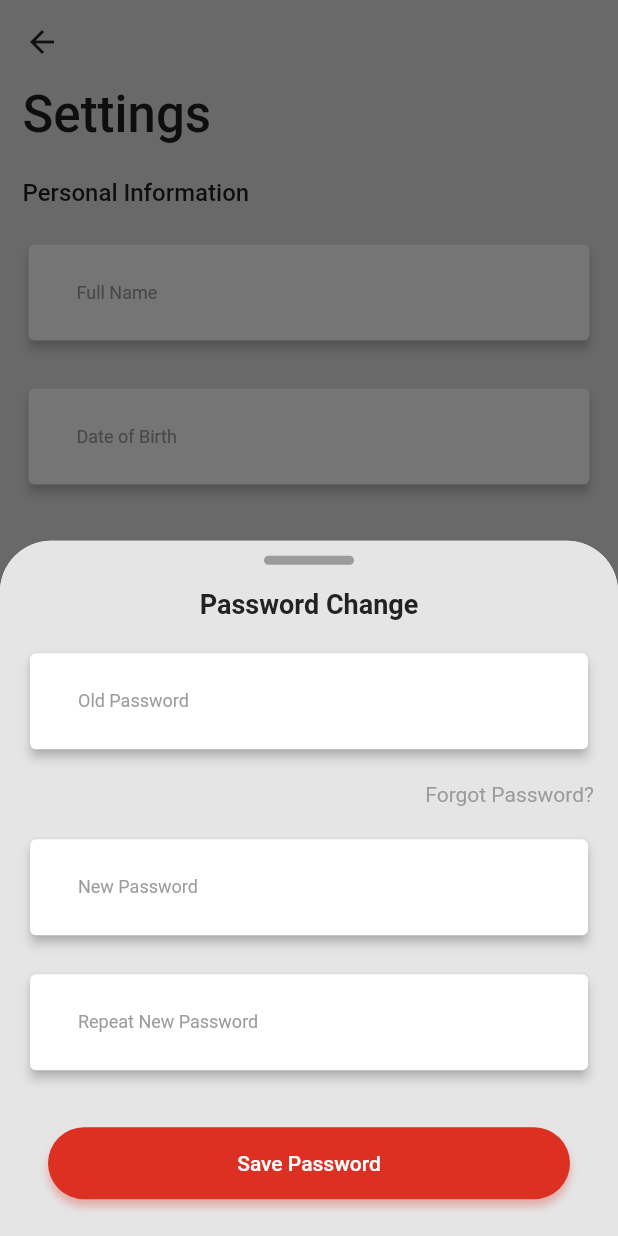
After one commit to 4seer/openflutterecommerceapp, a Flutter app: the SettingsScreen screen opened by its route, after a tap on "Change", on a phone screen of 412 x 824 dp. The commit adds this screen. Run offline on Flutter 3.47's test engine with Material 2 defaults, Android fonts, the phone set to English and light mode, and no system bars; our stand-ins replace bloc, equatable, flutter_bloc, flutter_svg.

Commit message:
settings screen ui

```diff
--- a/lib/config/routes.dart
+++ b/lib/config/routes.dart
@@ -11,4 +11,5 @@ class OpenFlutterEcommerceRoutes {
   static const signup = "signup";
   static const signin = "signin";
   static const forgotPassword = "forgot_pass";
+  static const settings = "settings";
 }
--- a/lib/config/theme.dart
+++ b/lib/config/theme.dart
@@ -14,6 +14,7 @@ class AppSizes {
   static const double linePadding = 4;
   static const double widgetBorderRadius = 34;
   static const TEXT_FIELD_RADIUS = 4.0;
+  static EdgeInsets bottomSheetPadding = EdgeInsets.symmetric(horizontal: 16, vertical: 10);
 }
 
 class AppColors {
@@ -25,6 +26,7 @@ class AppColors {
   static const orange = Color(0xFFFFBA49);
   static const background = Color(0xFFE5E5E5);
   static const transparent = Color(0x00000000);
+  static const success = Color(0xFF2AA952);
 }
 
 class OpenFlutterEcommerceTheme {
--- a/lib/main.dart
+++ b/lib/main.dart
@@ -6,6 +6,7 @@ import 'package:openflutterecommerce/config/theme.dart';
 import 'package:openflutterecommerce/screens/cart/cart_screen.dart';
 import 'package:openflutterecommerce/screens/categories/categories_screen.dart';
 import 'package:openflutterecommerce/screens/home/home_screen.dart';
+import 'package:openflutterecommerce/screens/settings/settings_screen.dart';
 import 'package:openflutterecommerce/screens/signin/forget_password.dart';
 import 'package:openflutterecommerce/screens/signin/signup.dart';
 import 'package:openflutterecommerce/screens/splash_screen.dart';
@@ -74,6 +75,7 @@ class OpenFlutterEcommerceApp extends StatelessWidget {
         OpenFlutterEcommerceRoutes.forgotPassword: (context) =>
             _forgetPassword,
         OpenFlutterEcommerceRoutes.shop: (context) => CategoriesScreen(),
+        OpenFlutterEcommerceRoutes.settings: (context) => SettingsScreen(),
         OpenFlutterEcommerceRoutes.profile: (context) =>
             BlocBuilder<AuthenticationBloc, AuthenticationState>(
                 builder: (context, state) {
--- /dev/null
+++ b/lib/screens/settings/settings_screen.dart
@@ -0,0 +1,254 @@
+import 'package:flutter/cupertino.dart';
+import 'package:flutter/material.dart';
+import 'package:openflutterecommerce/config/theme.dart';
+import 'package:openflutterecommerce/widgets/custom_textfeild.dart';
+import 'package:openflutterecommerce/widgets/widgets.dart';
+
+class SettingsScreen extends StatefulWidget {
+  @override
+  _SettingsScreenState createState() => _SettingsScreenState();
+}
+
+class _SettingsScreenState extends State<SettingsScreen> {
+  bool _notifySales = true;
+  bool _notifyArrivals = false;
+  bool _notifyDelivery = false;
+  final GlobalKey<ScaffoldState> scaffoldKey = GlobalKey<ScaffoldState>();
+
+  @override
+  Widget build(BuildContext context) {
+    double height = MediaQuery.of(context).size.height;
+    double width = MediaQuery.of(context).size.width;
+    return Scaffold(
+      appBar: AppBar(
+        backgroundColor: AppColors.transparent,
+        brightness: Brightness.light,
+        elevation: 0,
+        iconTheme: IconThemeData(color: AppColors.black),
+      ),
+      backgroundColor: AppColors.background,
+      body: Container(
+        height: height * 0.9,
+        padding: EdgeInsets.symmetric(horizontal: AppSizes.sidePadding),
+        child: SingleChildScrollView(
+          child: Column(
+            mainAxisAlignment: MainAxisAlignment.start,
+            crossAxisAlignment: CrossAxisAlignment.start,
+            children: <Widget>[
+              Text(
+                'Settings',
+                style: TextStyle(fontSize: 34, fontWeight: FontWeight.w500),
+              ),
+              SizedBox(
+                height: 23,
+              ),
+              Text(
+                'Personal Information',
+                style: TextStyle(fontSize: 16, fontWeight: FontWeight.w500),
+              ),
+              SizedBox(
+                height: 21,
+              ),
+              CustomTextField(
+                labelText: 'Full Name',
+              ),
+              SizedBox(
+                height: 24,
+              ),
+              CustomTextField(
+                labelText: 'Date of Birth',
+              ),
+              SizedBox(
+                height: 55,
+              ),
+              Row(
+                mainAxisAlignment: MainAxisAlignment.spaceBetween,
+                children: <Widget>[
+                  Text(
+                    'Password',
+                    style: TextStyle(fontSize: 16, fontWeight: FontWeight.w500),
+                  ),
+                  GestureDetector(
+                    onTap: () {
+                      _showChangePasswordBottomSheet(context);
+                    },
+                    child: Text(
+                      'Change',
+                      style: TextStyle(
+                          fontSize: 14,
+                          color: AppColors.lightGray,
+                          fontWeight: FontWeight.w500),
+                    ),
+                  ),
+                ],
+              ),
+              SizedBox(
+                height: 21,
+              ),
+              CustomTextField(
+                labelText: 'Password',
+                obscureText: true,
+              ),
+              SizedBox(
+                height: 50,
+              ),
+              Text(
+                'Notifications',
+                style: TextStyle(fontSize: 16, fontWeight: FontWeight.w500),
+              ),
+              SizedBox(
+                height: 20,
+              ),
+              Row(
+                mainAxisAlignment: MainAxisAlignment.spaceBetween,
+                children: <Widget>[
+                  Text(
+                    'Sales',
+                    style: TextStyle(fontSize: 14, color: AppColors.black),
+                  ),
+                  CupertinoSwitch(
+                    trackColor: AppColors.lightGray,
+                    value: _notifySales,
+                    activeColor: AppColors.success,
+                    onChanged: (newValue) {
+                      setState(() {
+                        _notifySales = newValue;
+                      });
+                    },
+                  ),
+                ],
+              ),
+              SizedBox(
+                height: 20,
+              ),
+              Row(
+                mainAxisAlignment: MainAxisAlignment.spaceBetween,
+                children: <Widget>[
+                  Text(
+                    'New arrivals',
+                    style: TextStyle(fontSize: 14, color: AppColors.black),
+                  ),
+                  CupertinoSwitch(
+                    trackColor: AppColors.lightGray,
+                    value: _notifyArrivals,
+                    activeColor: AppColors.success,
+                    onChanged: (newValue) {
+                      setState(() {
+                        _notifyArrivals = newValue;
+                      });
+                    },
+                  ),
+                ],
+              ),
+              SizedBox(
+                height: 20,
+              ),
+              Row(
+                mainAxisAlignment: MainAxisAlignment.spaceBetween,
+                children: <Widget>[
+                  Text(
+                    'Delivery status changes',
+                    style: TextStyle(fontSize: 14, color: AppColors.black),
+                  ),
+                  CupertinoSwitch(
+                    trackColor: AppColors.lightGray,
+                    value: _notifyDelivery,
+                    activeColor: AppColors.success,
+                    onChanged: (newValue) {
+                      setState(() {
+                        _notifyDelivery = newValue;
+                      });
+                    },
+                  ),
+                ],
+              ),
+              SizedBox(
+                height: 50,
+              ),
+            ],
+          ),
+        ),
+      ),
+    );
+  }
+
+  _showChangePasswordBottomSheet(BuildContext context) {
+    showModalBottomSheet(
+        context: context,
+        shape: RoundedRectangleBorder(
+          borderRadius: BorderRadius.only(
+              topLeft: Radius.circular(34), topRight: Radius.circular(34)),
+        ),
+        builder: (BuildContext context) => Container(
+              height: 472,
+              padding: AppSizes.bottomSheetPadding,
+              decoration: BoxDecoration(
+                  color: AppColors.background,
+                  borderRadius: BorderRadius.only(
+                      topLeft: Radius.circular(34),
+                      topRight: Radius.circular(34)),
+                  boxShadow: []),
+              child: Column(
+                children: <Widget>[
+                  Container(
+                    height: 6,
+                    width: 60,
+                    decoration: BoxDecoration(
+                      color: AppColors.lightGray,
+                      borderRadius: BorderRadius.circular(3),
+                    ),
+                  ),
+                  SizedBox(
+                    height: 16,
+                  ),
+                  Text(
+                    'Password Change',
+                    style: TextStyle(
+                        color: AppColors.black,
+                        fontSize: 18,
+                        fontWeight: FontWeight.bold),
+                  ),
+                  SizedBox(
+                    height: 18,
+                  ),
+                  CustomTextField(
+                    labelText: 'Old Password',
+                  ),
+                  SizedBox(
+                    height: 18,
+                  ),
+                  Row(
+                    mainAxisAlignment: MainAxisAlignment.end,
+                    children: <Widget>[
+                      Text(
+                        'Forgot Password?',
+                        style: TextStyle(color: AppColors.lightGray),
+                      ),
+                    ],
+                  ),
+                  SizedBox(
+                    height: 18,
+                  ),
+                  CustomTextField(
+                    labelText: 'New Password',
+                  ),
+                  SizedBox(
+                    height: 18,
+                  ),
+                  CustomTextField(
+                    labelText: 'Repeat New Password',
+                    obscureText: true,
+                  ),
+                  SizedBox(
+                    height: 18,
+                  ),
+                  OpenFlutterButton(
+                    title: 'Save Password',
+                    height: 48,
+                    onPressed: () {},
+                  )
+                ],
+              ),
+            ));
+  }
+}
--- /dev/null
+++ b/lib/widgets/custom_textfeild.dart
@@ -0,0 +1,119 @@
+import 'package:flutter/material.dart';
+import 'package:openflutterecommerce/config/theme.dart';
+
+class CustomTextField extends StatefulWidget {
+  final String hint;
+  final String value;
+  final Widget suffixIcon;
+  final int maxLines;
+  final bool obscureText;
+  final int maxLength;
+  final TextInputType keyboardType;
+  final double fontSize;
+  final void Function(String value) onChange;
+  final bool enabled;
+  final TextAlign textAlign;
+  final double letterSpacing;
+  final double lineHeight;
+  final FontWeight fontWeight;
+  final String prefixText;
+  final TextInputAction textInputAction;
+  final FocusNode focusNode;
+  final FormFieldValidator<String> validator;
+  String labelText;
+
+  CustomTextField({this.hint,
+    this.value,
+    this.maxLines = 1,
+    this.maxLength,
+    this.fontSize = 14,
+    this.keyboardType,
+    this.suffixIcon,
+    this.obscureText = false,
+    this.onChange,
+    this.textAlign = TextAlign.left,
+    this.letterSpacing = 0,
+    this.lineHeight,
+    this.fontWeight = FontWeight.w400,
+    this.textInputAction = TextInputAction.search,
+    this.prefixText = '',
+    this.focusNode,
+    this.validator,
+    this.labelText,
+    this.enabled = true});
+
+  @override
+  _CustomTextFieldState createState() => _CustomTextFieldState();
+}
+
+class _CustomTextFieldState extends State<CustomTextField> {
+  String initialValue;
+  TextEditingController _controller;
+
+  @override
+  void initState() {
+    super.initState();
+
+    initialValue = widget.value;
+    _controller = TextEditingController(text: initialValue);
+  }
+
+  @override
+  Widget build(BuildContext context) {
+    return Card(
+      elevation: 3,
+      child: Container(
+        height: 64,
+        padding: EdgeInsets.symmetric(horizontal: 20, vertical: 14),
+        child: TextFormField(
+          validator: widget.validator,
+          enabled: this.widget.enabled,
+          focusNode: widget.focusNode ?? new FocusNode(),
+          textCapitalization: TextCapitalization.sentences,
+          controller: _controller,
+          keyboardType: widget.keyboardType,
+          textInputAction: widget.textInputAction,
+          keyboardAppearance: Brightness.light,
+          textAlign: widget.textAlign,
+          obscureText: widget.obscureText,
+          onChanged: widget.onChange,
+          style: TextStyle(
+            height: widget.lineHeight,
+            fontSize: widget.fontSize,
+            fontWeight: widget.fontWeight,
+            color: Colors.black,
+            letterSpacing: widget.letterSpacing,
+          ),
+          maxLines: widget.maxLines,
+          maxLength: widget.maxLength,
+          decoration: InputDecoration(
+            enabled: widget.enabled,
+            labelText: widget.labelText,
+            labelStyle: TextStyle(
+              fontSize: 12,
+              color: AppColors.lightGray
+            ),
+            counter: Offstage(),
+            prefixText: widget.prefixText,
+            prefixStyle: TextStyle(
+                color: AppColors.lightGray,
+                fontSize: 16,
+                fontWeight: FontWeight.w400),
+            suffixIcon: widget.suffixIcon,
+            filled: true,
+            fillColor: Colors.white,
+            border: OutlineInputBorder(
+              borderRadius: BorderRadius.circular(AppSizes.TEXT_FIELD_RADIUS),
+              borderSide: BorderSide.none,
+            ),
+            hintText: widget.hint,
+            hintStyle: TextStyle(
+              color: AppColors.lightGray,
+              fontSize: 16,
+            ),
+          ),
+        ),
+      ),
+    );
+  }
+}
```
